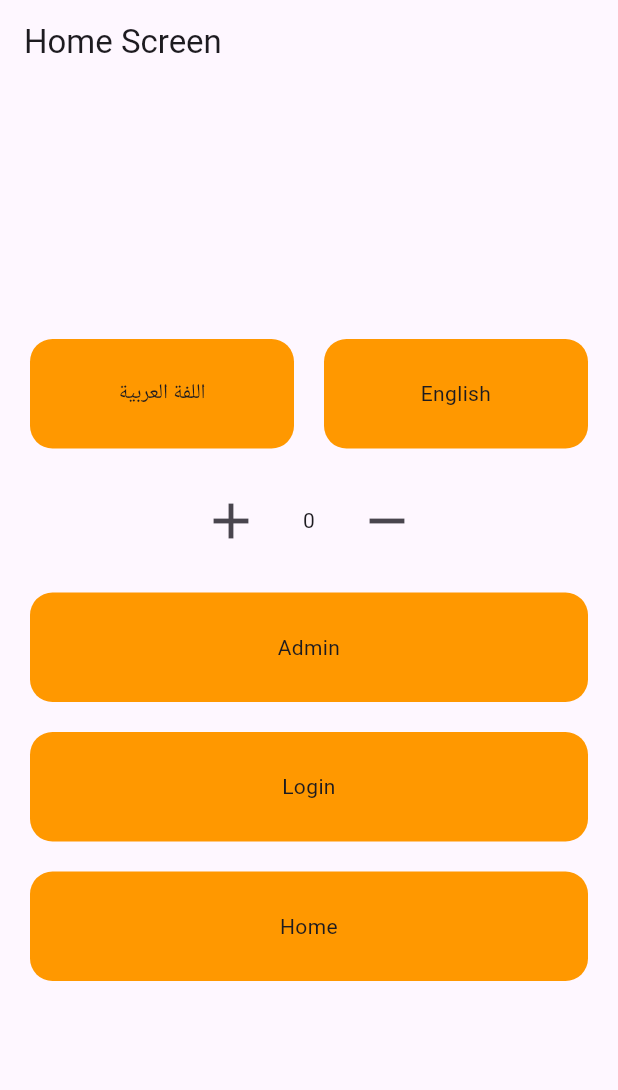
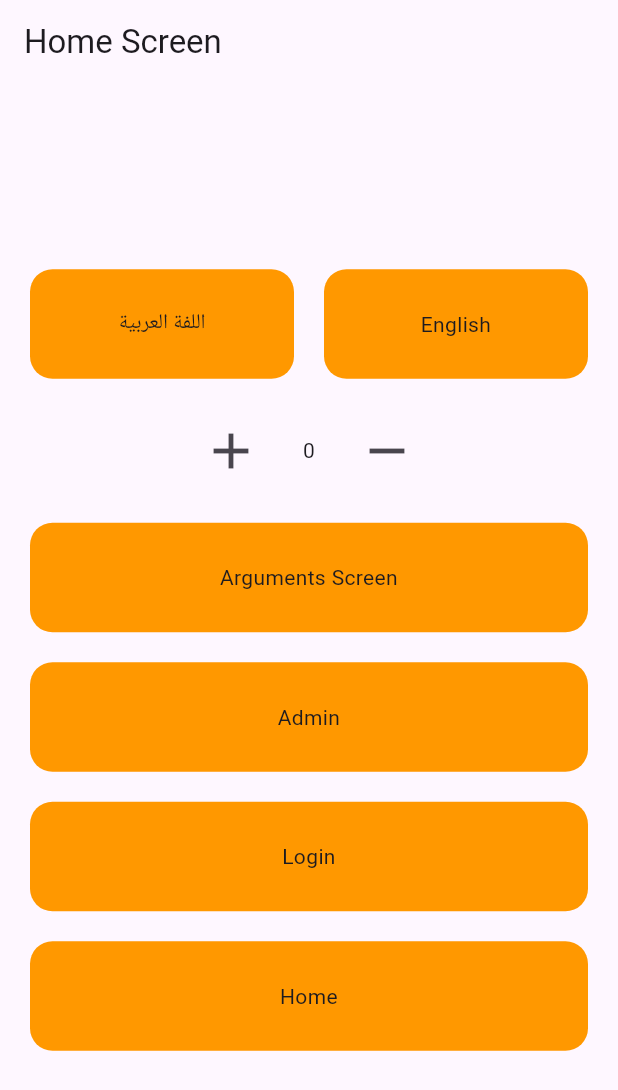
Before and after one commit to Esra2-Abdelltif/Getx-Flutter-, a Flutter app: the screen it shows after launch, on a phone screen of 412 x 824 dp. Shown: the top 1090 px of the screen. Run offline on Flutter 3.47's test engine with Material 3 defaults, Android fonts, the phone set to English and light mode, and no system bars; our stand-ins replace device_preview, get, shared_preferences.

Commit message:
Get.arguments

```diff
--- a/lib/main.dart
+++ b/lib/main.dart
@@ -7,6 +7,7 @@ import 'package:getx/middleware/auth_middleware.dart';
 import 'package:getx/middleware/super_middleware.dart';
 import 'package:getx/services/setting_service.dart';
 import 'package:getx/view/screens/home_screen/admin_screen.dart';
+import 'package:getx/view/screens/home_screen/argrument_screen.dart';
 import 'package:getx/view/screens/home_screen/home_screen.dart';
 import 'package:getx/view/screens/home_screen/super_screen.dart';
 import 'package:getx/view/screens/route_management/route_management.dart';
@@ -61,6 +62,8 @@ class MyApp extends StatelessWidget {
         ///To call Binding
         // GetPage(name: "/Next2Screen",page:()=>const NextScreenTwo(),binding: MyBindings() ),
     GetPage(name: "/NextScreen",page:()=>const NextScreen() ),
+        GetPage(name: "/ArgumentsScreen",page:()=>const ArgumentsScreen() ),
+
 
       ],
     );
--- a/lib/view/screens/home_screen/login_screen.dart
+++ b/lib/view/screens/home_screen/login_screen.dart
@@ -3,6 +3,7 @@ import 'package:get/get.dart';
 import 'package:getx/local/local_controller.dart';
 import 'package:getx/main.dart';
 import 'package:getx/services/setting_service.dart';
+import 'package:getx/view/screens/home_screen/argrument_screen.dart';
 import 'package:getx/view/widget/custom_button.dart';
 
 class LoginScreen extends GetView<SettingService> {
@@ -72,8 +73,17 @@ class LoginScreen extends GetView<SettingService> {
                       ],
                     ),
                   );
-                })
-            ,
+                }),
+            const SizedBox(height: 20,),
+            CustomButton(
+              text: "Arguments Screen",
+              onTap: () {
+                Get.toNamed("/ArgumentsScreen",arguments:{
+                  "name":"Esraa"
+                } );
+
+              },
+            ),
             const SizedBox(height: 20,),
             CustomButton(
               text: "Admin",
```
Also changed, not shown: lib/controller/arguments_controller.dart (added, +14 -0 lines), lib/view/screens/home_screen/argrument_screen.dart (added, +21 -0 lines).
